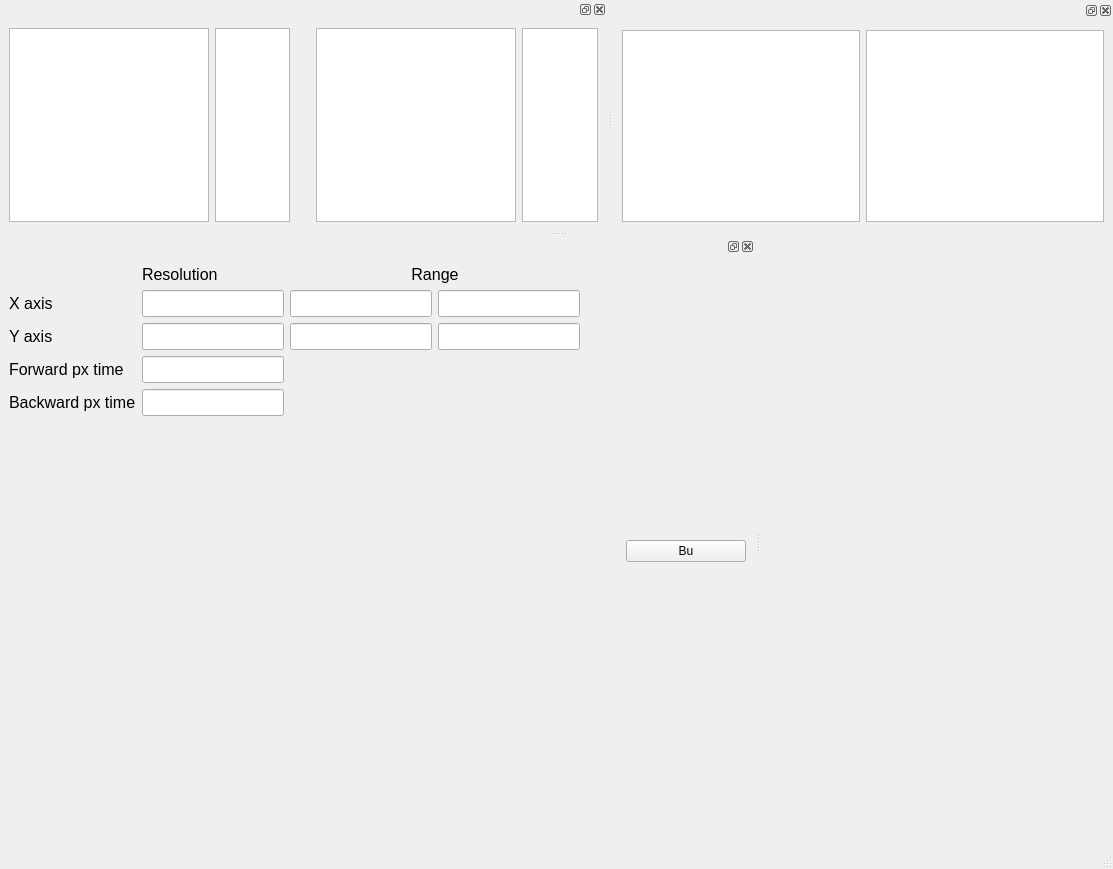
This is gui/confocal/ui_afm_cfm_v3.ui in pikestefan/qudi_slab as Qt 5 draws it before an edit. The edited form follows.
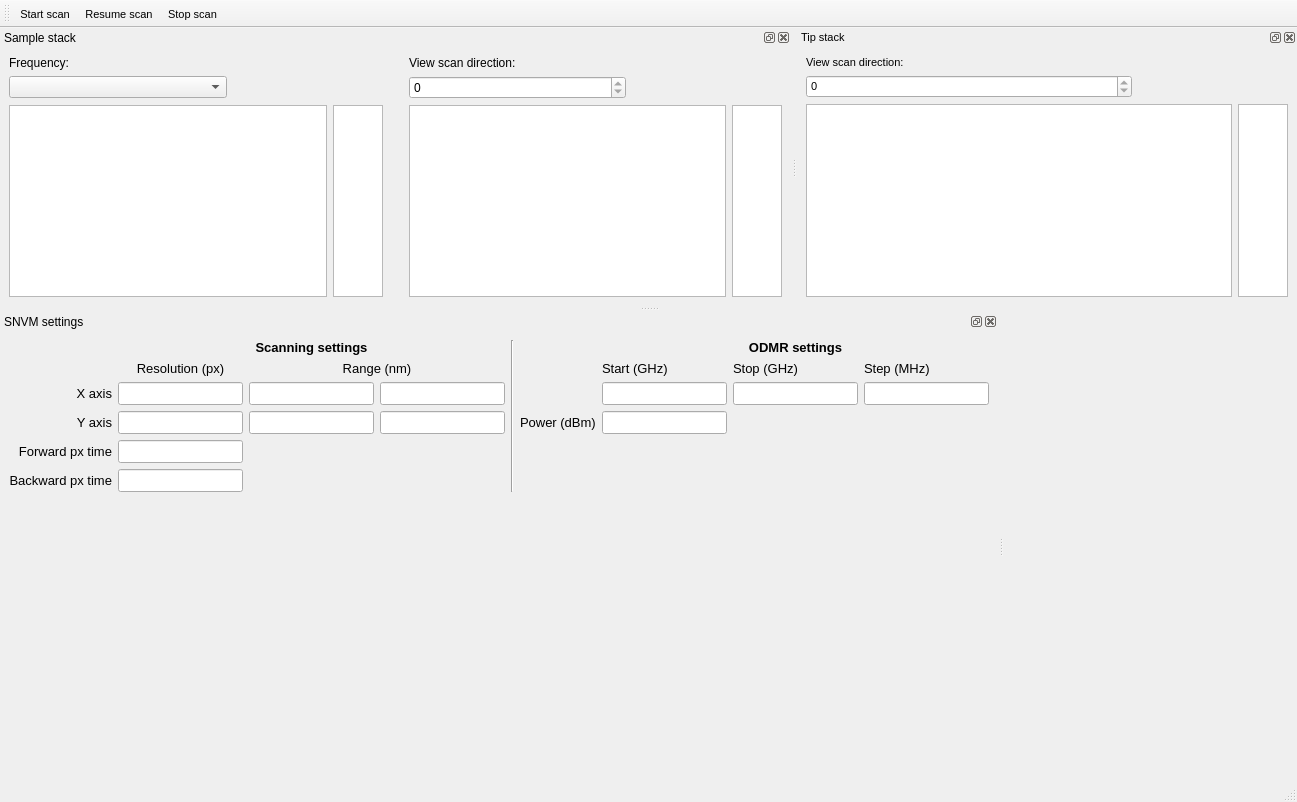
This is the edited form. Icons and pictures are not drawn. Custom widgets are drawn as their Qt base class.

Commit message: Kept adding functionalities to gui

Diff of the .ui file:
```diff
--- a/gui/confocal/ui_afm_cfm_v3.ui
+++ b/gui/confocal/ui_afm_cfm_v3.ui
@@ -6,8 +6,8 @@
    <rect>
     <x>0</x>
     <y>0</y>
-    <width>1113</width>
-    <height>869</height>
+    <width>1295</width>
+    <height>802</height>
    </rect>
   </property>
   <property name="sizePolicy">
@@ -35,47 +35,26 @@
   <widget class="QStatusBar" name="statusbar"/>
   <widget class="QDockWidget" name="sampleDock">
    <property name="sizePolicy">
-    <sizepolicy hsizetype="Preferred" vsizetype="Expanding">
+    <sizepolicy hsizetype="Expanding" vsizetype="Expanding">
      <horstretch>0</horstretch>
      <verstretch>0</verstretch>
     </sizepolicy>
    </property>
    <property name="minimumSize">
     <size>
-     <width>606</width>
-     <height>113</height>
+     <width>791</width>
+     <height>192</height>
     </size>
    </property>
+   <property name="windowTitle">
+    <string>Sample stack</string>
+   </property>
    <attribute name="dockWidgetArea">
     <number>4</number>
    </attribute>
    <widget class="QWidget" name="dockWidgetContents">
-    <layout class="QHBoxLayout" name="horizontalLayout_2">
-     <item>
-      <layout class="QHBoxLayout" name="horizontalLayout">
-       <item>
-        <widget class="ScanPlotWidget" name="multiFreqPlot">
-         <property name="enabled">
-          <bool>true</bool>
-         </property>
-         <property name="sizePolicy">
-          <sizepolicy hsizetype="Expanding" vsizetype="Expanding">
-           <horstretch>0</horstretch>
-           <verstretch>0</verstretch>
-          </sizepolicy>
-         </property>
-         <property name="minimumSize">
-          <size>
-           <width>200</width>
-           <height>0</height>
-          </size>
-         </property>
-        </widget>
-       </item>
-       <item>
-        <widget class="ScanPlotWidget" name="multiFreqCbar"/>
-       </item>
-       <item>
+    <layout class="QGridLayout" name="gridLayout_6">
+     <item row="4" column="2">
         <spacer name="horizontalSpacer_2">
          <property name="orientation">
           <enum>Qt::Horizontal</enum>
@@ -91,8 +70,24 @@
          </property>
         </spacer>
        </item>
-       <item>
-        <widget class="ScanPlotWidget" name="afmPlot">
+     <item row="4" column="1">
+      <widget class="ScanPlotWidget" name="multiFreqCbarView">
+       <property name="sizePolicy">
+        <sizepolicy hsizetype="Maximum" vsizetype="Expanding">
+         <horstretch>0</horstretch>
+         <verstretch>0</verstretch>
+        </sizepolicy>
+       </property>
+       <property name="maximumSize">
+        <size>
+         <width>50</width>
+         <height>16777215</height>
+        </size>
+       </property>
+      </widget>
+     </item>
+     <item row="4" column="3">
+      <widget class="ScanPlotWidget" name="afmPlotView">
          <property name="minimumSize">
           <size>
            <width>200</width>
@@ -101,35 +96,167 @@
          </property>
         </widget>
        </item>
+     <item row="4" column="4">
+      <widget class="ScanPlotWidget" name="afmCbarView">
+       <property name="sizePolicy">
+        <sizepolicy hsizetype="Maximum" vsizetype="Expanding">
+         <horstretch>0</horstretch>
+         <verstretch>0</verstretch>
+        </sizepolicy>
+       </property>
+       <property name="maximumSize">
+        <size>
+         <width>50</width>
+         <height>16777215</height>
+        </size>
+       </property>
+      </widget>
+     </item>
+     <item row="4" column="0">
+      <widget class="ScanPlotWidget" name="multiFreqPlotView">
+       <property name="enabled">
+        <bool>true</bool>
+       </property>
+       <property name="sizePolicy">
+        <sizepolicy hsizetype="Expanding" vsizetype="Expanding">
+         <horstretch>0</horstretch>
+         <verstretch>0</verstretch>
+        </sizepolicy>
+       </property>
+       <property name="minimumSize">
+        <size>
+         <width>200</width>
+         <height>0</height>
+        </size>
+       </property>
+      </widget>
+     </item>
+     <item row="0" column="0">
+      <widget class="QLabel" name="label_7">
+       <property name="text">
+        <string>Frequency:</string>
+       </property>
+      </widget>
+     </item>
+     <item row="1" column="0">
+      <layout class="QHBoxLayout" name="horizontalLayout">
        <item>
-        <widget class="ScanPlotWidget" name="afmCbar"/>
+        <widget class="QComboBox" name="frequencyViewCombobox">
+         <property name="sizePolicy">
+          <sizepolicy hsizetype="Minimum" vsizetype="Fixed">
+           <horstretch>0</horstretch>
+           <verstretch>0</verstretch>
+          </sizepolicy>
+         </property>
+        </widget>
        </item>
+       <item>
+        <spacer name="horizontalSpacer_3">
+         <property name="orientation">
+          <enum>Qt::Horizontal</enum>
+         </property>
+         <property name="sizeType">
+          <enum>QSizePolicy::Maximum</enum>
+         </property>
+         <property name="sizeHint" stdset="0">
+          <size>
+           <width>100</width>
+           <height>20</height>
+          </size>
+         </property>
+        </spacer>
+       </item>
       </layout>
      </item>
+     <item row="1" column="3">
+      <layout class="QHBoxLayout" name="horizontalLayout_2">
+       <item>
+        <widget class="QSpinBox" name="sampleTraceViewSpinBox">
+         <property name="readOnly">
+          <bool>true</bool>
+         </property>
+        </widget>
+       </item>
+       <item>
+        <spacer name="horizontalSpacer_4">
+         <property name="orientation">
+          <enum>Qt::Horizontal</enum>
+         </property>
+         <property name="sizeType">
+          <enum>QSizePolicy::Maximum</enum>
+         </property>
+         <property name="sizeHint" stdset="0">
+          <size>
+           <width>100</width>
+           <height>20</height>
+          </size>
+         </property>
+        </spacer>
+       </item>
+      </layout>
+     </item>
+     <item row="0" column="3">
+      <widget class="QLabel" name="label_8">
+       <property name="text">
+        <string>View scan direction:</string>
+       </property>
+      </widget>
+     </item>
     </layout>
    </widget>
   </widget>
   <widget class="QDockWidget" name="tipDock">
+   <property name="sizePolicy">
+    <sizepolicy hsizetype="Expanding" vsizetype="Preferred">
+     <horstretch>0</horstretch>
+     <verstretch>0</verstretch>
+    </sizepolicy>
+   </property>
    <property name="minimumSize">
     <size>
      <width>500</width>
-     <height>118</height>
+     <height>160</height>
     </size>
    </property>
    <property name="font">
     <font>
-     <pointsize>12</pointsize>
+     <pointsize>8</pointsize>
     </font>
    </property>
+   <property name="windowTitle">
+    <string>Tip stack</string>
+   </property>
    <attribute name="dockWidgetArea">
     <number>4</number>
    </attribute>
    <widget class="QWidget" name="dockWidgetContents_2">
-    <layout class="QHBoxLayout" name="horizontalLayout_4">
-     <item>
-      <layout class="QHBoxLayout" name="horizontalLayout_3">
-       <item>
-        <widget class="ScanPlotWidget" name="graphicsView_5">
+    <layout class="QGridLayout" name="gridLayout_7">
+     <item row="0" column="0">
+      <layout class="QGridLayout" name="gridLayout_5">
+       <item row="2" column="1">
+        <widget class="ScanPlotWidget" name="tipCbarView">
+         <property name="sizePolicy">
+          <sizepolicy hsizetype="Maximum" vsizetype="Expanding">
+           <horstretch>0</horstretch>
+           <verstretch>0</verstretch>
+          </sizepolicy>
+         </property>
+         <property name="maximumSize">
+          <size>
+           <width>50</width>
+           <height>16777215</height>
+          </size>
+         </property>
+        </widget>
+       </item>
+       <item row="2" column="0">
+        <widget class="ScanPlotWidget" name="tipScannerView">
+         <property name="sizePolicy">
+          <sizepolicy hsizetype="Expanding" vsizetype="Expanding">
+           <horstretch>0</horstretch>
+           <verstretch>0</verstretch>
+          </sizepolicy>
+         </property>
          <property name="minimumSize">
           <size>
            <width>200</width>
@@ -138,8 +265,39 @@
          </property>
         </widget>
        </item>
+       <item row="1" column="0">
+        <layout class="QHBoxLayout" name="horizontalLayout_6">
        <item>
-        <widget class="ScanPlotWidget" name="graphicsView_6"/>
+          <widget class="QSpinBox" name="tipTraceViewSpinBox">
+           <property name="readOnly">
+            <bool>true</bool>
+           </property>
+          </widget>
+         </item>
+         <item>
+          <spacer name="horizontalSpacer_5">
+           <property name="orientation">
+            <enum>Qt::Horizontal</enum>
+           </property>
+           <property name="sizeType">
+            <enum>QSizePolicy::Maximum</enum>
+           </property>
+           <property name="sizeHint" stdset="0">
+            <size>
+             <width>100</width>
+             <height>20</height>
+            </size>
+           </property>
+          </spacer>
+         </item>
+        </layout>
+       </item>
+       <item row="0" column="0">
+        <widget class="QLabel" name="label_9">
+         <property name="text">
+          <string>View scan direction:</string>
+         </property>
+        </widget>
        </item>
       </layout>
      </item>
@@ -147,183 +305,220 @@
    </widget>
   </widget>
   <widget class="QDockWidget" name="settingsDock">
+   <property name="windowTitle">
+    <string>SNVM settings</string>
+   </property>
    <attribute name="dockWidgetArea">
     <number>1</number>
    </attribute>
    <widget class="QWidget" name="dockWidgetContents_3">
     <layout class="QGridLayout" name="gridLayout_3">
-     <item row="0" column="0">
-      <layout class="QGridLayout" name="gridLayout_2">
-       <property name="spacing">
-        <number>6</number>
-       </property>
-       <item row="1" column="0">
-        <widget class="QLabel" name="label">
+     <item row="4" column="0">
+      <widget class="QLabel" name="label_3">
          <property name="font">
           <font>
-           <pointsize>12</pointsize>
+         <pointsize>10</pointsize>
           </font>
          </property>
          <property name="text">
-          <string>X axis</string>
+        <string>Forward px time</string>
+       </property>
+       <property name="alignment">
+        <set>Qt::AlignRight|Qt::AlignTrailing|Qt::AlignVCenter</set>
          </property>
         </widget>
        </item>
-       <item row="1" column="3">
+     <item row="2" column="3">
         <widget class="QLineEdit" name="xMaxRange">
          <property name="sizePolicy">
-          <sizepolicy hsizetype="Fixed" vsizetype="Fixed">
+        <sizepolicy hsizetype="Expanding" vsizetype="Fixed">
            <horstretch>0</horstretch>
            <verstretch>0</verstretch>
           </sizepolicy>
          </property>
          <property name="font">
           <font>
-           <pointsize>12</pointsize>
+         <pointsize>10</pointsize>
           </font>
          </property>
         </widget>
        </item>
-       <item row="2" column="1">
-        <widget class="QLineEdit" name="yResolution">
-         <property name="sizePolicy">
-          <sizepolicy hsizetype="Fixed" vsizetype="Fixed">
-           <horstretch>0</horstretch>
-           <verstretch>0</verstretch>
-          </sizepolicy>
-         </property>
-         <property name="font">
-          <font>
-           <pointsize>12</pointsize>
-          </font>
-         </property>
-        </widget>
-       </item>
-       <item row="2" column="0">
+     <item row="3" column="0">
         <widget class="QLabel" name="label_2">
          <property name="font">
           <font>
-           <pointsize>12</pointsize>
+         <pointsize>10</pointsize>
           </font>
          </property>
          <property name="text">
           <string>Y axis</string>
          </property>
-        </widget>
-       </item>
-       <item row="3" column="1">
-        <widget class="QLineEdit" name="fwpxTime">
-         <property name="sizePolicy">
-          <sizepolicy hsizetype="Fixed" vsizetype="Fixed">
-           <horstretch>0</horstretch>
-           <verstretch>0</verstretch>
-          </sizepolicy>
-         </property>
-         <property name="font">
-          <font>
-           <pointsize>12</pointsize>
-          </font>
-         </property>
-        </widget>
-       </item>
-       <item row="2" column="3">
-        <widget class="QLineEdit" name="yMaxRange">
-         <property name="sizePolicy">
-          <sizepolicy hsizetype="Fixed" vsizetype="Fixed">
-           <horstretch>0</horstretch>
-           <verstretch>0</verstretch>
-          </sizepolicy>
-         </property>
-         <property name="font">
-          <font>
-           <pointsize>12</pointsize>
-          </font>
-         </property>
-        </widget>
-       </item>
-       <item row="2" column="2">
-        <widget class="QLineEdit" name="yMinRange">
-         <property name="sizePolicy">
-          <sizepolicy hsizetype="Fixed" vsizetype="Fixed">
-           <horstretch>0</horstretch>
-           <verstretch>0</verstretch>
-          </sizepolicy>
-         </property>
-         <property name="font">
-          <font>
-           <pointsize>12</pointsize>
-          </font>
-         </property>
-        </widget>
-       </item>
-       <item row="4" column="0">
+       <property name="alignment">
+        <set>Qt::AlignRight|Qt::AlignTrailing|Qt::AlignVCenter</set>
+       </property>
+      </widget>
+     </item>
+     <item row="5" column="0">
         <widget class="QLabel" name="label_6">
          <property name="font">
           <font>
-           <pointsize>12</pointsize>
+         <pointsize>10</pointsize>
           </font>
          </property>
          <property name="text">
           <string>Backward px time</string>
          </property>
-        </widget>
-       </item>
-       <item row="4" column="1">
+       <property name="alignment">
+        <set>Qt::AlignRight|Qt::AlignTrailing|Qt::AlignVCenter</set>
+       </property>
+      </widget>
+     </item>
+     <item row="2" column="9">
+      <widget class="QLineEdit" name="mwStep">
+       <property name="font">
+        <font>
+         <pointsize>10</pointsize>
+        </font>
+       </property>
+      </widget>
+     </item>
+     <item row="1" column="8">
+      <widget class="QLabel" name="label_13">
+       <property name="font">
+        <font>
+         <pointsize>10</pointsize>
+        </font>
+       </property>
+       <property name="text">
+        <string>Stop (GHz)</string>
+       </property>
+      </widget>
+     </item>
+     <item row="1" column="7">
+      <widget class="QLabel" name="label_12">
+       <property name="font">
+        <font>
+         <pointsize>10</pointsize>
+        </font>
+       </property>
+       <property name="text">
+        <string>Start (GHz)</string>
+       </property>
+      </widget>
+     </item>
+     <item row="3" column="7">
+      <widget class="QLineEdit" name="mwPower">
+       <property name="font">
+        <font>
+         <pointsize>10</pointsize>
+        </font>
+       </property>
+      </widget>
+     </item>
+     <item row="5" column="1">
         <widget class="QLineEdit" name="bwPxTime">
          <property name="sizePolicy">
-          <sizepolicy hsizetype="Fixed" vsizetype="Fixed">
+        <sizepolicy hsizetype="Expanding" vsizetype="Fixed">
            <horstretch>0</horstretch>
            <verstretch>0</verstretch>
           </sizepolicy>
          </property>
          <property name="font">
           <font>
-           <pointsize>12</pointsize>
+         <pointsize>10</pointsize>
           </font>
          </property>
         </widget>
        </item>
-       <item row="3" column="0">
-        <widget class="QLabel" name="label_3">
+     <item row="0" column="7" colspan="3">
+      <widget class="QLabel" name="label_11">
          <property name="font">
           <font>
-           <pointsize>12</pointsize>
+         <pointsize>10</pointsize>
+         <weight>75</weight>
+         <bold>true</bold>
           </font>
          </property>
          <property name="text">
-          <string>Forward px time</string>
-         </property>
-        </widget>
-       </item>
-       <item row="2" column="4">
-        <spacer name="horizontalSpacer">
-         <property name="orientation">
-          <enum>Qt::Horizontal</enum>
-         </property>
-         <property name="sizeHint" stdset="0">
-          <size>
-           <width>40</width>
-           <height>20</height>
-          </size>
-         </property>
-        </spacer>
-       </item>
-       <item row="1" column="1">
-        <widget class="QLineEdit" name="xResolution">
+        <string>ODMR settings</string>
+       </property>
+       <property name="alignment">
+        <set>Qt::AlignCenter</set>
+       </property>
+      </widget>
+     </item>
+     <item row="2" column="7">
+      <widget class="QLineEdit" name="mwStart">
+       <property name="font">
+        <font>
+         <pointsize>10</pointsize>
+        </font>
+       </property>
+      </widget>
+     </item>
+     <item row="0" column="1" colspan="3">
+      <widget class="QLabel" name="label_10">
+       <property name="font">
+        <font>
+         <pointsize>10</pointsize>
+         <weight>75</weight>
+         <bold>true</bold>
+        </font>
+       </property>
+       <property name="text">
+        <string>Scanning settings</string>
+       </property>
+       <property name="alignment">
+        <set>Qt::AlignCenter</set>
+       </property>
+      </widget>
+     </item>
+     <item row="4" column="1">
+      <widget class="QLineEdit" name="fwpxTime">
          <property name="sizePolicy">
-          <sizepolicy hsizetype="Fixed" vsizetype="Fixed">
+        <sizepolicy hsizetype="Expanding" vsizetype="Fixed">
            <horstretch>0</horstretch>
            <verstretch>0</verstretch>
           </sizepolicy>
          </property>
          <property name="font">
           <font>
-           <pointsize>12</pointsize>
+         <pointsize>10</pointsize>
           </font>
          </property>
         </widget>
        </item>
-       <item row="0" column="2" colspan="2">
+     <item row="2" column="0">
+      <widget class="QLabel" name="label">
+       <property name="font">
+        <font>
+         <pointsize>10</pointsize>
+        </font>
+       </property>
+       <property name="text">
+        <string>X axis</string>
+       </property>
+       <property name="alignment">
+        <set>Qt::AlignRight|Qt::AlignTrailing|Qt::AlignVCenter</set>
+       </property>
+      </widget>
+     </item>
+     <item row="2" column="2">
+      <widget class="QLineEdit" name="xMinRange">
+       <property name="sizePolicy">
+        <sizepolicy hsizetype="Expanding" vsizetype="Fixed">
+         <horstretch>0</horstretch>
+         <verstretch>0</verstretch>
+        </sizepolicy>
+       </property>
+       <property name="font">
+        <font>
+         <pointsize>10</pointsize>
+        </font>
+       </property>
+      </widget>
+     </item>
+     <item row="1" column="2" colspan="2">
         <widget class="QLabel" name="label_5">
          <property name="sizePolicy">
           <sizepolicy hsizetype="Preferred" vsizetype="Fixed">
@@ -333,18 +528,33 @@
          </property>
          <property name="font">
           <font>
-           <pointsize>12</pointsize>
+         <pointsize>10</pointsize>
           </font>
          </property>
          <property name="text">
-          <string>Range</string>
+        <string>Range (nm)</string>
          </property>
          <property name="alignment">
           <set>Qt::AlignCenter</set>
          </property>
         </widget>
        </item>
-       <item row="0" column="1">
+     <item row="3" column="2">
+      <widget class="QLineEdit" name="yMinRange">
+       <property name="sizePolicy">
+        <sizepolicy hsizetype="Expanding" vsizetype="Fixed">
+         <horstretch>0</horstretch>
+         <verstretch>0</verstretch>
+        </sizepolicy>
+       </property>
+       <property name="font">
+        <font>
+         <pointsize>10</pointsize>
+        </font>
+       </property>
+      </widget>
+     </item>
+     <item row="1" column="1">
         <widget class="QLabel" name="label_4">
          <property name="sizePolicy">
           <sizepolicy hsizetype="Preferred" vsizetype="Fixed">
@@ -354,30 +564,18 @@
          </property>
          <property name="font">
           <font>
-           <pointsize>12</pointsize>
+         <pointsize>10</pointsize>
           </font>
          </property>
          <property name="text">
-          <string>Resolution</string>
-         </property>
-        </widget>
-       </item>
-       <item row="1" column="2">
-        <widget class="QLineEdit" name="xMinRange">
-         <property name="sizePolicy">
-          <sizepolicy hsizetype="Fixed" vsizetype="Fixed">
-           <horstretch>0</horstretch>
-           <verstretch>0</verstretch>
-          </sizepolicy>
-         </property>
-         <property name="font">
-          <font>
-           <pointsize>12</pointsize>
-          </font>
-         </property>
-        </widget>
-       </item>
-       <item row="5" column="1">
+        <string>Resolution (px)</string>
+       </property>
+       <property name="alignment">
+        <set>Qt::AlignCenter</set>
+       </property>
+      </widget>
+     </item>
+     <item row="6" column="1">
         <spacer name="verticalSpacer">
          <property name="orientation">
           <enum>Qt::Vertical</enum>
@@ -390,30 +588,152 @@
          </property>
         </spacer>
        </item>
-      </layout>
-     </item>
-     <item row="0" column="1">
-      <widget class="QPushButton" name="pushButton">
-       <property name="minimumSize">
-        <size>
-         <width>120</width>
-         <height>0</height>
-        </size>
-       </property>
-       <property name="text">
-        <string>Bu</string>
-       </property>
+     <item row="2" column="1">
+      <widget class="QLineEdit" name="xResolution">
+       <property name="sizePolicy">
+        <sizepolicy hsizetype="Expanding" vsizetype="Fixed">
+         <horstretch>0</horstretch>
+         <verstretch>0</verstretch>
+        </sizepolicy>
+       </property>
+       <property name="font">
+        <font>
+         <pointsize>10</pointsize>
+        </font>
+       </property>
+      </widget>
+     </item>
+     <item row="3" column="1">
+      <widget class="QLineEdit" name="yResolution">
+       <property name="sizePolicy">
+        <sizepolicy hsizetype="Expanding" vsizetype="Fixed">
+         <horstretch>0</horstretch>
+         <verstretch>0</verstretch>
+        </sizepolicy>
+       </property>
+       <property name="font">
+        <font>
+         <pointsize>10</pointsize>
+        </font>
+       </property>
+      </widget>
+     </item>
+     <item row="3" column="5">
+      <widget class="QLabel" name="label_15">
+       <property name="font">
+        <font>
+         <pointsize>10</pointsize>
+        </font>
+       </property>
+       <property name="text">
+        <string>Power (dBm)</string>
+       </property>
+      </widget>
+     </item>
+     <item row="3" column="3">
+      <widget class="QLineEdit" name="yMaxRange">
+       <property name="sizePolicy">
+        <sizepolicy hsizetype="Expanding" vsizetype="Fixed">
+         <horstretch>0</horstretch>
+         <verstretch>0</verstretch>
+        </sizepolicy>
+       </property>
+       <property name="font">
+        <font>
+         <pointsize>10</pointsize>
+        </font>
+       </property>
+      </widget>
+     </item>
+     <item row="2" column="8">
+      <widget class="QLineEdit" name="mwEnd">
+       <property name="font">
+        <font>
+         <pointsize>10</pointsize>
+        </font>
+       </property>
+      </widget>
+     </item>
+     <item row="1" column="9">
+      <widget class="QLabel" name="label_14">
+       <property name="font">
+        <font>
+         <pointsize>10</pointsize>
+        </font>
+       </property>
+       <property name="text">
+        <string>Step (MHz)</string>
+       </property>
+      </widget>
+     </item>
+     <item row="0" column="4" rowspan="6">
+      <widget class="Line" name="line">
+       <property name="orientation">
+        <enum>Qt::Vertical</enum>
+       </property>
+      </widget>
+     </item>
+    </layout>
+   </widget>
+  </widget>
+  <widget class="QToolBar" name="scanningToolbar">
+   <property name="sizePolicy">
+    <sizepolicy hsizetype="Preferred" vsizetype="Maximum">
+     <horstretch>0</horstretch>
+     <verstretch>0</verstretch>
+    </sizepolicy>
+   </property>
+   <property name="font">
+    <font>
+     <pointsize>8</pointsize>
+    </font>
+   </property>
+   <property name="windowTitle">
+    <string>toolBar</string>
+   </property>
+   <property name="toolButtonStyle">
+    <enum>Qt::ToolButtonTextUnderIcon</enum>
+   </property>
+   <attribute name="toolBarArea">
+    <enum>TopToolBarArea</enum>
+   </attribute>
+   <attribute name="toolBarBreak">
+    <bool>false</bool>
+   </attribute>
+   <addaction name="actionxy_scan"/>
+   <addaction name="actionResume_scan"/>
+   <addaction name="actionStop_scan"/>
+  </widget>
+  <action name="actionxy_scan">
        <property name="checkable">
-        <bool>true</bool>
-       </property>
-       <property name="checked">
         <bool>false</bool>
        </property>
-      </widget>
-     </item>
-    </layout>
-   </widget>
-  </widget>
+   <property name="icon">
+    <iconset>
+     <normaloff>../../artwork/icons/qudiTheme/22x22/scan-xy-start.png</normaloff>../../artwork/icons/qudiTheme/22x22/scan-xy-start.png</iconset>
+   </property>
+   <property name="text">
+    <string>Start scan</string>
+   </property>
+  </action>
+  <action name="actionResume_scan">
+   <property name="icon">
+    <iconset>
+     <normaloff>../../artwork/icons/qudiTheme/22x22/scan-xy-resume.png</normaloff>../../artwork/icons/qudiTheme/22x22/scan-xy-resume.png</iconset>
+   </property>
+   <property name="text">
+    <string>Resume scan</string>
+   </property>
+  </action>
+  <action name="actionStop_scan">
+   <property name="icon">
+    <iconset>
+     <normaloff>../../artwork/icons/qudiTheme/22x22/stop-scan.png</normaloff>../../artwork/icons/qudiTheme/22x22/stop-scan.png</iconset>
+   </property>
+   <property name="text">
+    <string>Stop scan</string>
+   </property>
+  </action>
  </widget>
  <customwidgets>
   <customwidget>
```
Left out of the diff: 2 changed lines with no effect on the pictures. Lines whose indentation alone changed are shown as unchanged.
